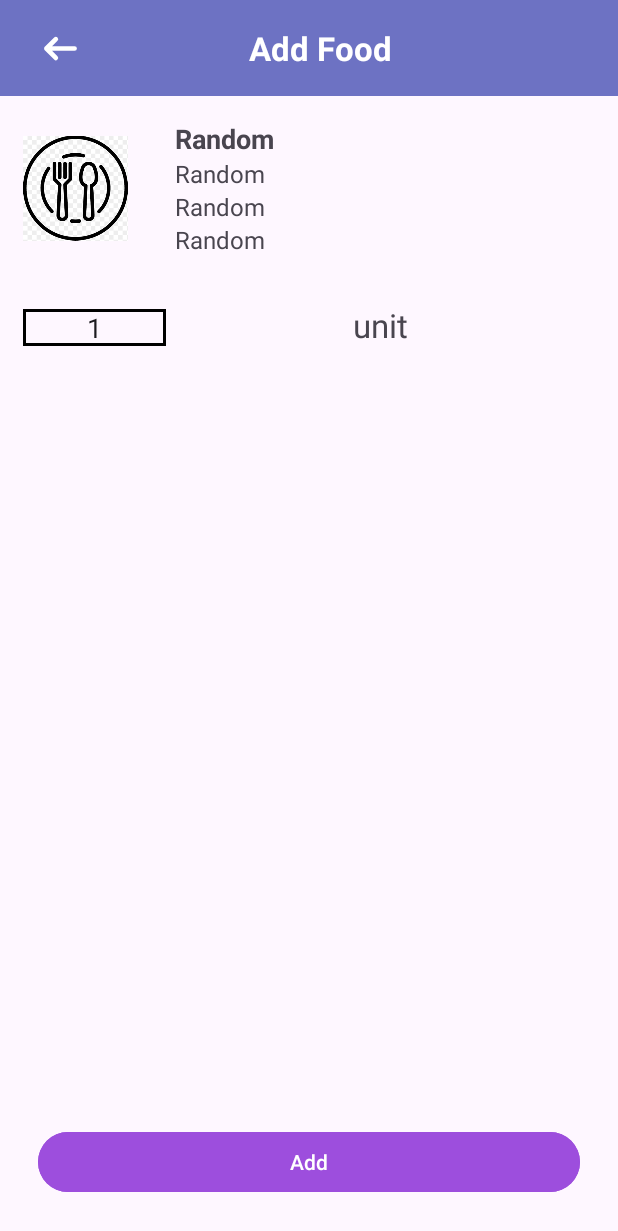
After one commit to mayankr1307/FitPredict, an Android app: the LogActivity screen opened directly, with no data from a screen before it, on a phone screen of 412 x 824 dp. The commit adds this screen. Shown: the top 1231 px of the screen. Run offline under Robolectric (Android 15) with nearby library versions, the phone set to English and light mode, and no system bars; pictures from the network do not load; 8 statements that could not run were skipped.

Commit message:
Made LogActivity.kt.

```diff
--- a/app/src/main/AndroidManifest.xml
+++ b/app/src/main/AndroidManifest.xml
@@ -12,6 +12,9 @@
         android:supportsRtl="true"
         android:theme="@style/Theme.FitPredict"
         tools:targetApi="31">
+        <activity
+            android:name=".activities.LogActivity"
+            android:exported="false" />
         <activity
             android:name=".activities.SearchActivity"
             android:exported="false" />
--- /dev/null
+++ b/app/src/main/java/android/project/fitpredict/activities/LogActivity.kt
@@ -0,0 +1,95 @@
+package android.project.fitpredict.activities
+
+import android.text.Editable
+import android.text.TextWatcher
+import androidx.appcompat.app.AppCompatActivity
+import android.os.Bundle
+import android.project.fitpredict.R
+import android.project.fitpredict.constants.Constants
+import android.project.fitpredict.databinding.ActivityLogBinding
+import android.project.fitpredict.models.FoodItem
+import android.widget.ImageView
+import android.widget.TextView
+import com.bumptech.glide.Glide
+
+class LogActivity : AppCompatActivity() {
+
+    private var binding: ActivityLogBinding? = null
+    private lateinit var mFoodItem: FoodItem
+
+    override fun onCreate(savedInstanceState: Bundle?) {
+        super.onCreate(savedInstanceState)
+        binding = ActivityLogBinding.inflate(layoutInflater)
+        setContentView(binding?.root)
+
+        window.statusBarColor = resources.getColor(R.color.variant2, null)
+
+        setupActivity()
+
+        binding?.ivBack?.setOnClickListener {
+            onBackPressed()
+        }
+
+        // Set up a listener for when the user changes the unit in the EditText
+        binding?.etUnit?.addTextChangedListener(object : TextWatcher {
+            override fun beforeTextChanged(s: CharSequence?, start: Int, count: Int, after: Int) {}
+
+            override fun onTextChanged(s: CharSequence?, start: Int, before: Int, count: Int) {}
+
+            override fun afterTextChanged(s: Editable?) {
+                // When the text changes, update the information
+                if (!s.isNullOrEmpty()) {
+                    val newServingQty = s.toString().toFloatOrNull()
+                    if (newServingQty != null) {
+                        updateInformation(newServingQty)
+                    }
+                }
+            }
+        })
+    }
+
+    private fun setupActivity() {
+        mFoodItem = intent.getParcelableExtra(Constants.FOOD)!!
+
+        val foodImage: ImageView = findViewById(R.id.iv_food)
+        val foodName: TextView = findViewById(R.id.tvFoodName)
+        val foodCalories: TextView = findViewById(R.id.tvFoodCalories)
+        val foodServingQty: TextView = findViewById(R.id.tvFoodServingQty)
+        val foodServingUnit: TextView = findViewById(R.id.tvFoodServingUnit)
+
+        val imageUrl = mFoodItem.photo?.thumb
+        if (imageUrl != null) {
+            Glide.with(this@LogActivity)
+                .load(imageUrl)
+                .placeholder(R.drawable.ic_food_placeholder) // Optional placeholder image
+                .into(foodImage)
+        } else {
+            foodImage.setImageResource(R.drawable.ic_food_placeholder) // Default image if URL is null
+        }
+
+        foodName.text = mFoodItem.food_name
+        foodCalories.text = mFoodItem.nf_calories.toString()
+        foodServingQty.text = mFoodItem.serving_qty.toString()
+        foodServingUnit.text = mFoodItem.serving_unit
+
+        binding?.etUnit?.setText(mFoodItem.serving_qty.toString())
+        binding?.tvUnit?.text = mFoodItem.serving_unit
+    }
+
+    private fun updateInformation(newServingQty: Float) {
+        val originalServingQty = mFoodItem.serving_qty
+        val factor = newServingQty / originalServingQty
+        val updatedCalories = mFoodItem.nf_calories * factor
+
+        mFoodItem.serving_qty = newServingQty.toDouble()
+        mFoodItem.nf_calories = updatedCalories
+
+        binding?.tvFoodCalories?.text = updatedCalories.toString()
+        binding?.tvFoodServingQty?.text = newServingQty.toString()
+    }
+
+    override fun onDestroy() {
+        binding = null
+        super.onDestroy()
+    }
+}
--- a/app/src/main/java/android/project/fitpredict/activities/SearchActivity.kt
+++ b/app/src/main/java/android/project/fitpredict/activities/SearchActivity.kt
@@ -3,9 +3,11 @@ package android.project.fitpredict.activities
 import android.accessibilityservice.InputMethod
 import android.annotation.SuppressLint
 import android.app.Activity
+import android.content.Intent
 import android.os.Bundle
 import android.project.fitpredict.R
 import android.project.fitpredict.adapters.SearchFoodAdapter
+import android.project.fitpredict.constants.Constants
 import android.project.fitpredict.databinding.ActivitySearchBinding
 import android.project.fitpredict.models.FoodItem
 import android.project.fitpredict.nutritionix.RetrofitInstance
@@ -74,7 +76,6 @@ class SearchActivity : AppCompatActivity() {
                         foodList.clear()
                         foodList.addAll(foods)
                         binding?.rvSearchResult?.adapter?.notifyDataSetChanged()
-                        logFood(foods)
                     }
                 } else {
                     Log.e("SearchActivity", "API Error: ${response.code()}")
@@ -86,10 +87,11 @@ class SearchActivity : AppCompatActivity() {
     }
 
 
-    private fun logFood(foods: List<FoodItem>) {
-        foods.forEach {
-            Log.d("Food", "Logged Food: ${it.food_name} - Calories: ${it.nf_calories}")
-        }
+    fun logFood(food: FoodItem) {
+        Log.d("Food", "Logged Food: ${food.food_name} - Calories: ${food.nf_calories}")
+        val intent = Intent(this@SearchActivity, LogActivity::class.java)
+        intent.putExtra(Constants.FOOD, food)
+        startActivity(intent)
     }
 
     override fun onDestroy() {
--- a/app/src/main/java/android/project/fitpredict/adapters/SearchFoodAdapter.kt
+++ b/app/src/main/java/android/project/fitpredict/adapters/SearchFoodAdapter.kt
@@ -1,6 +1,7 @@
 package android.project.fitpredict.adapters
 
 import android.annotation.SuppressLint
+import android.app.Activity
 import android.content.Context
 import android.view.LayoutInflater
 import android.view.View
@@ -9,10 +10,12 @@ import android.widget.ImageView
 import android.widget.TextView
 import androidx.recyclerview.widget.RecyclerView
 import android.project.fitpredict.R
+import android.project.fitpredict.activities.SearchActivity
 import android.project.fitpredict.models.FoodItem
+import android.widget.Button
 import com.bumptech.glide.Glide
 
-class SearchFoodAdapter(context: Context, private val foodList: List<FoodItem>) : RecyclerView.Adapter<SearchFoodAdapter.FoodViewHolder>() {
+class SearchFoodAdapter(private val context: Context, private val foodList: List<FoodItem>) : RecyclerView.Adapter<SearchFoodAdapter.FoodViewHolder>() {
 
     override fun onCreateViewHolder(parent: ViewGroup, viewType: Int): FoodViewHolder {
         val view = LayoutInflater.from(parent.context).inflate(R.layout.item_food_search, parent, false)
@@ -22,6 +25,12 @@ class SearchFoodAdapter(context: Context, private val foodList: List<FoodItem>)
     override fun onBindViewHolder(holder: FoodViewHolder, position: Int) {
         val food = foodList[position]
         holder.bind(food)
+
+        holder.itemView.findViewById<Button>(R.id.btn_add_food).setOnClickListener {
+            if(context is SearchActivity) {
+                context.logFood(food)
+            }
+        }
     }
 
     override fun getItemCount(): Int {
--- a/app/src/main/java/android/project/fitpredict/constants/Constants.kt
+++ b/app/src/main/java/android/project/fitpredict/constants/Constants.kt
@@ -2,4 +2,5 @@ package android.project.fitpredict.constants
 
 object Constants {
     const val USER_NAME = "user_name"
+    const val FOOD = "food"
 }
--- a/app/src/main/java/android/project/fitpredict/models/FoodItem.kt
+++ b/app/src/main/java/android/project/fitpredict/models/FoodItem.kt
@@ -7,9 +7,9 @@ import kotlinx.parcelize.Parcelize
 @Parcelize
 data class FoodItem(
     val food_name: String = "",
-    val serving_qty: Double = 0.0,
+    var serving_qty: Double = 0.0,
     val serving_unit: String = "",
-    val nf_calories: Double = 0.0,
+    var nf_calories: Double = 0.0,
     val nf_protein: Double = 0.0,
     val nf_total_carbohydrate: Double = 0.0,
     val nf_total_fat: Double = 0.0,
--- /dev/null
+++ b/app/src/main/res/drawable/et_bg.xml
@@ -0,0 +1,4 @@
+<?xml version="1.0" encoding="utf-8"?>
+<shape android:shape="rectangle" xmlns:android="http://schemas.android.com/apk/res/android">
+    <stroke android:width="2dp" android:color="@color/black"/>
+</shape>
--- /dev/null
+++ b/app/src/main/res/layout/activity_log.xml
@@ -0,0 +1,157 @@
+<?xml version="1.0" encoding="utf-8"?>
+<androidx.constraintlayout.widget.ConstraintLayout xmlns:android="http://schemas.android.com/apk/res/android"
+    xmlns:tools="http://schemas.android.com/tools"
+    android:layout_width="match_parent"
+    android:layout_height="match_parent"
+    xmlns:app="http://schemas.android.com/apk/res-auto"
+    tools:context=".activities.LogActivity">
+
+    <FrameLayout android:id="@+id/fl_toolbar"
+        android:layout_width="match_parent"
+        android:layout_height="?attr/actionBarSize"
+        app:layout_constraintTop_toTopOf="parent"
+        android:background="@color/variant2">
+
+        <androidx.constraintlayout.widget.ConstraintLayout
+            android:layout_width="match_parent"
+            android:layout_height="match_parent">
+
+            <ImageView
+                android:id="@+id/iv_back"
+                android:layout_width="50dp"
+                android:layout_height="50dp"
+                android:src="@drawable/ic_back"
+                android:layout_marginStart="15dp"
+                android:contentDescription="@string/user_image"
+                app:layout_constraintStart_toStartOf="parent"
+                app:layout_constraintTop_toTopOf="parent"
+                app:layout_constraintBottom_toBottomOf="parent"/>
+
+            <TextView
+                android:id="@+id/tv_username"
+                android:layout_width="wrap_content"
+                android:layout_height="wrap_content"
+                android:layout_marginStart="15dp"
+                android:text="@string/add_food"
+                android:textColor="@color/white"
+                android:textSize="22sp"
+                android:textStyle="bold"
+                app:layout_constraintTop_toTopOf="parent"
+                app:layout_constraintBottom_toBottomOf="parent"
+                app:layout_constraintStart_toEndOf="@id/iv_back"
+                app:layout_constraintEnd_toStartOf="@id/iv_add"/>
+
+            <ImageView
+                android:id="@+id/iv_add"
+                android:layout_width="50dp"
+                android:layout_height="50dp"
+                android:src="@color/variant2"
+                android:layout_marginEnd="15dp"
+                android:contentDescription="@string/menu_icon"
+                app:layout_constraintEnd_toEndOf="parent"
+                app:layout_constraintTop_toTopOf="parent"
+                app:layout_constraintBottom_toBottomOf="parent"/>
+
+
+        </androidx.constraintlayout.widget.ConstraintLayout>
+
+    </FrameLayout>
+
+    <LinearLayout
+        android:id="@+id/ll_main"
+        android:layout_width="match_parent"
+        android:layout_height="wrap_content"
+        app:layout_constraintTop_toBottomOf="@id/fl_toolbar">
+
+        <ImageView
+            android:id="@+id/iv_food"
+            android:layout_width="70dp"
+            android:layout_height="match_parent"
+            android:src="@color/black"
+            android:layout_margin="15dp"
+            android:layout_gravity="center"
+            android:importantForAccessibility="no" />
+
+        <LinearLayout
+            android:layout_width="match_parent"
+            android:layout_height="wrap_content"
+            android:orientation="vertical"
+            android:padding="16dp">
+
+            <TextView
+                android:id="@+id/tvFoodName"
+                android:layout_width="wrap_content"
+                android:layout_height="wrap_content"
+                android:text="@string/random"
+                android:textSize="18sp"
+                android:textStyle="bold" />
+
+            <TextView
+                android:id="@+id/tvFoodCalories"
+                android:layout_width="wrap_content"
+                android:layout_height="wrap_content"
+                android:text="@string/random"
+                android:textSize="16sp" />
+
+            <TextView
+                android:id="@+id/tvFoodServingQty"
+                android:layout_width="wrap_content"
+                android:layout_height="wrap_content"
+                android:text="@string/random"
+                android:textSize="16sp" />
+
+            <TextView
+                android:id="@+id/tvFoodServingUnit"
+                android:layout_width="wrap_content"
+                android:layout_height="wrap_content"
+                android:text="@string/random"
+                android:textSize="16sp" />
+
+        </LinearLayout>
+
+    </LinearLayout>
+
+    <LinearLayout
+        android:id="@+id/ll_et_container"
+        android:layout_width="match_parent"
+        android:layout_height="wrap_content"
+        app:layout_constraintTop_toBottomOf="@id/ll_main"
+        android:orientation="horizontal"
+        android:layout_margin="15dp"
+        >
+
+        <EditText
+            android:id="@+id/et_unit"
+            android:layout_width="0dp"
+            android:layout_height="wrap_content"
+            android:background="@drawable/et_bg"
+            android:layout_weight="1"
+            android:text="@string/one"
+            android:gravity="center"
+            android:inputType="numberDecimal"
+            android:importantForAutofill="no" />
+
+        <TextView
+            android:id="@+id/tv_unit"
+            android:layout_width="0dp"
+            android:layout_height="wrap_content"
+            android:text="@string/unit"
+            android:textSize="22sp"
+            android:gravity="center"
+            android:layout_weight="3"
+            />
+
+    </LinearLayout>
+
+    <Button
+        android:id="@+id/btn_add_food"
+        android:layout_width="match_parent"
+        android:layout_height="wrap_content"
+        android:layout_margin="25dp"
+        android:backgroundTint="@color/variant8"
+        android:text="@string/add"
+        app:layout_constraintBottom_toBottomOf="parent"
+        />
+
+
+</androidx.constraintlayout.widget.ConstraintLayout>
--- a/app/src/main/res/layout/activity_main_drawer.xml
+++ b/app/src/main/res/layout/activity_main_drawer.xml
@@ -5,6 +5,7 @@
     android:layout_width="match_parent"
     android:layout_height="match_parent"
     xmlns:app="http://schemas.android.com/apk/res-auto"
+    tools:openDrawer="left"
     >
 
     <FrameLayout
--- a/app/src/main/res/layout/item_food_search.xml
+++ b/app/src/main/res/layout/item_food_search.xml
@@ -47,6 +47,14 @@
             android:text="@string/random"
             android:textSize="16sp" />
 
+        <Button
+            android:id="@+id/btn_add_food"
+            android:layout_width="wrap_content"
+            android:layout_height="wrap_content"
+            android:backgroundTint="@color/variant8"
+            android:text="@string/add"
+            />
+
 
     </LinearLayout>
 
--- a/app/src/main/res/values/strings.xml
+++ b/app/src/main/res/values/strings.xml
@@ -31,4 +31,7 @@
     <string name="add">Add</string>
     <string name="search_for_food">Search for food</string>
     <string name="random">Random</string>
+    <string name="add_food">Add Food</string>
+    <string name="one">1</string>
+    <string name="unit">unit</string>
 </resources>
```
